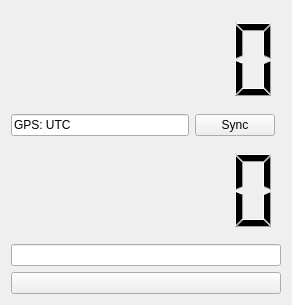
The window that ui/clockform.ui (radekp/NeronGPS) describes before a commit, drawn with Qt 5.
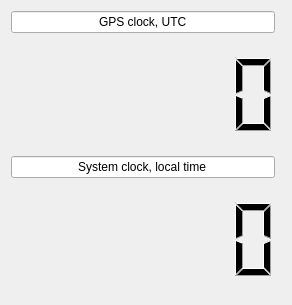
The same window after the commit.

Commit message: Suppressed clock sync and timezone sync from the clock form. Consider them as minor feature compare to the potential drawbacks: time change can impact timers in the application + create unecessary dependencies to QtExtended (QTimeZone and QtopiaServiceRequest).

```diff
--- a/ui/clockform.ui
+++ b/ui/clockform.ui
@@ -12,7 +12,7 @@
    </rect>
   </property>
   <layout class="QGridLayout" name="gridLayout">
-   <item row="4" column="0" colspan="3">
+   <item row="5" column="0" colspan="2">
     <widget class="QLCDNumber" name="systemTime">
      <property name="frameShape">
       <enum>QFrame::NoFrame</enum>
@@ -25,7 +25,7 @@
      </property>
     </widget>
    </item>
-   <item row="2" column="0" colspan="3">
+   <item row="3" column="0" colspan="2">
     <widget class="QLCDNumber" name="gpsTime">
      <property name="frameShape">
       <enum>QFrame::NoFrame</enum>
@@ -38,43 +38,29 @@
      </property>
     </widget>
    </item>
-   <item row="5" column="0" colspan="3">
-    <widget class="QLineEdit" name="sysTZ">
-     <property name="focusPolicy">
-      <enum>Qt::NoFocus</enum>
-     </property>
-     <property name="text">
-      <string/>
-     </property>
-     <property name="alignment">
-      <set>Qt::AlignLeading|Qt::AlignLeft|Qt::AlignVCenter</set>
-     </property>
-     <property name="readOnly">
-      <bool>true</bool>
-     </property>
-    </widget>
-   </item>
-   <item row="6" column="0" colspan="3">
-    <widget class="QPushButton" name="setTZ">
-     <property name="text">
-      <string/>
-     </property>
-    </widget>
-   </item>
-   <item row="3" column="0">
+   <item row="2" column="0">
     <widget class="QLineEdit" name="lineEdit">
      <property name="text">
-      <string>GPS: UTC</string>
+      <string>GPS clock, UTC</string>
+     </property>
+     <property name="alignment">
+      <set>Qt::AlignCenter</set>
      </property>
      <property name="readOnly">
       <bool>true</bool>
      </property>
     </widget>
    </item>
-   <item row="3" column="1">
-    <widget class="QPushButton" name="sync">
+   <item row="4" column="0">
+    <widget class="QLineEdit" name="lineEdit_2">
      <property name="text">
-      <string>Sync</string>
+      <string>System clock, local time</string>
+     </property>
+     <property name="alignment">
+      <set>Qt::AlignCenter</set>
+     </property>
+     <property name="readOnly">
+      <bool>true</bool>
      </property>
     </widget>
    </item>
```
The commit also changes 5 other files.
